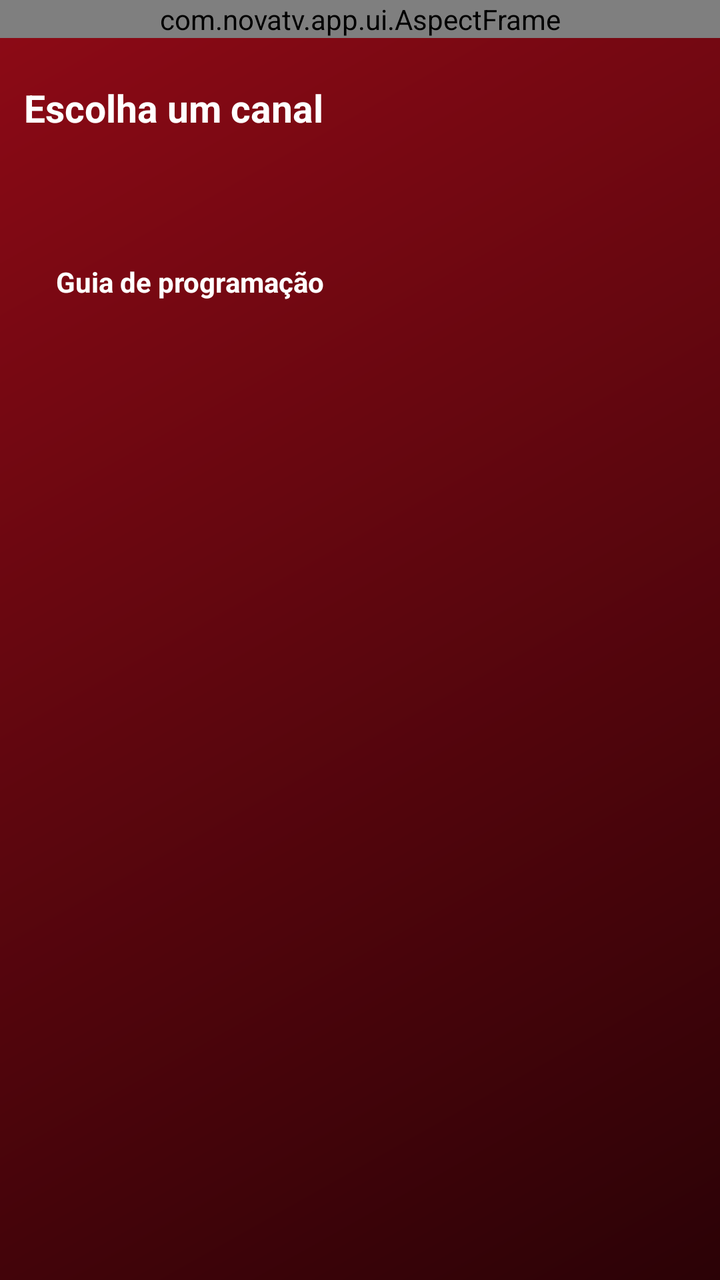
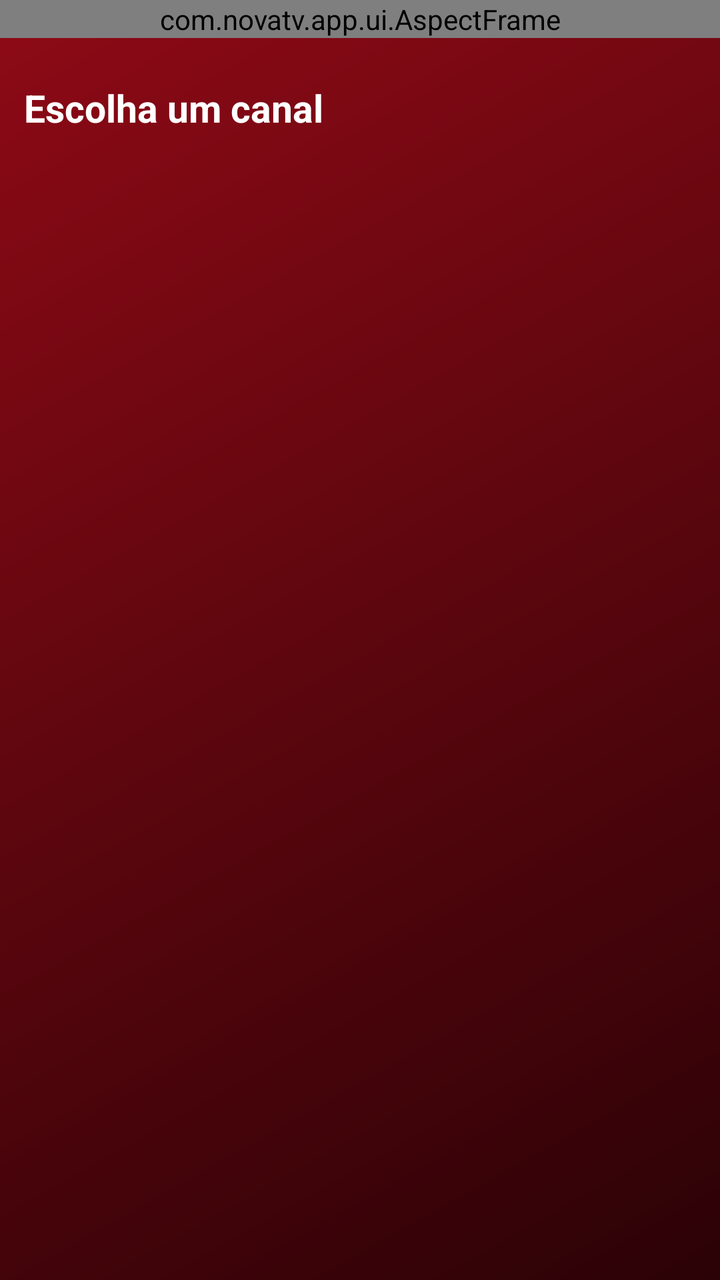

Compare the two renders of this Android layout. The source of the first and the diff that turns it into the second are given below.
<!-- AndroidManifest.xml: application theme AppTheme -->
<!-- res/layout/live_preview.xml -->
<?xml version="1.0" encoding="utf-8"?>
<LinearLayout xmlns:android="http://schemas.android.com/apk/res/android"
    xmlns:app="http://schemas.android.com/apk/res-auto"
    android:layout_width="match_parent"
    android:layout_height="wrap_content"
    android:orientation="vertical">

    <com.novatv.app.ui.AspectFrame
        android:id="@+id/previewBox"
        android:layout_width="match_parent"
        android:layout_height="wrap_content"
        android:background="#FF000000"
        android:focusable="true"
        android:clickable="true"
        app:ratio="0.5625">

        <androidx.media3.ui.PlayerView
            android:id="@+id/preview"
            android:layout_width="match_parent"
            android:layout_height="match_parent"
            android:focusable="false"
            app:resize_mode="fit"
            app:show_buffering="always"
            app:surface_type="texture_view"
            app:use_controller="false" />

        <ImageView
            android:id="@+id/previewLogo"
            android:layout_width="96dp"
            android:layout_height="64dp"
            android:layout_gravity="center"
            android:alpha="0.5"
            android:scaleType="fitCenter"
            android:src="@drawable/ic_tv" />

        <TextView
            android:id="@+id/previewMsg"
            android:layout_width="match_parent"
            android:layout_height="wrap_content"
            android:layout_gravity="bottom"
            android:background="#99000000"
            android:gravity="center"
            android:padding="8dp"
            android:textSize="13sp"
            android:visibility="gone" />

        <ImageView
            android:id="@+id/btnFav"
            android:layout_width="34dp"
            android:layout_height="34dp"
            android:layout_gravity="bottom|end"
            android:layout_marginEnd="50dp"
            android:layout_marginBottom="8dp"
            android:contentDescription="Favoritar"
            android:padding="7dp"
            android:src="@drawable/ic_heart"
            android:visibility="gone" />

        <ImageView
            android:id="@+id/btnFull"
            android:layout_width="34dp"
            android:layout_height="34dp"
            android:layout_gravity="bottom|end"
            android:layout_margin="8dp"
            android:contentDescription="Tela cheia"
            android:padding="7dp"
            android:src="@drawable/ic_fullscreen" />
    </com.novatv.app.ui.AspectFrame>

    <LinearLayout
        android:id="@+id/infoBox"
        android:layout_width="match_parent"
        android:layout_height="wrap_content"
        android:layout_marginTop="10dp"
        android:orientation="vertical"
        android:padding="12dp">

        <TextView
            android:id="@+id/nowName"
            android:layout_width="match_parent"
            android:layout_height="wrap_content"
            android:singleLine="true"
            android:ellipsize="end"
            android:text="Escolha um canal"
            android:textSize="19sp"
            android:textStyle="bold" />

        <TextView
            android:id="@+id/nowEpg"
            android:layout_width="match_parent"
            android:layout_height="wrap_content"
            android:layout_marginTop="4dp"
            android:ellipsize="end"
            android:maxLines="2"
            android:textSize="14sp" />

        <ProgressBar
            android:id="@+id/epgProgress"
            style="@android:style/Widget.Material.ProgressBar.Horizontal"
            android:layout_width="match_parent"
            android:layout_height="4dp"
            android:layout_marginTop="8dp"
            android:max="100"
            android:visibility="gone" />

        <TextView
            android:id="@+id/nextEpg"
            android:layout_width="match_parent"
            android:layout_height="wrap_content"
            android:layout_marginTop="6dp"
            android:alpha="0.75"
            android:ellipsize="end"
            android:singleLine="true"
            android:textSize="13sp" />

        <TextView
            android:id="@+id/btnGuide"
            android:layout_width="wrap_content"
            android:layout_height="wrap_content"
            android:layout_marginTop="10dp"
            android:clickable="true"
            android:focusable="true"
            android:paddingStart="16dp"
            android:paddingTop="8dp"
            android:paddingEnd="16dp"
            android:paddingBottom="8dp"
            android:text="Guia de programação"
            android:textSize="14sp"
            android:textStyle="bold" />
    </LinearLayout>
</LinearLayout>
<!-- resources referenced by this layout -->
<resources>
  <!-- drawable ic_fullscreen (drawable) -->
  <?xml version="1.0" encoding="utf-8"?>
  <vector xmlns:android="http://schemas.android.com/apk/res/android" android:width="24dp" android:height="24dp" android:viewportWidth="24" android:viewportHeight="24">
      <path android:fillColor="#FFFFFFFF" android:pathData="M7,14L5,14v5h5v-2L7,17v-3zM5,10h2L7,7h3L10,5L5,5v5zM17,17h-3v2h5v-5h-2v3zM14,5v2h3v3h2L19,5h-5z" />
  </vector>
  <!-- drawable ic_heart (drawable) -->
  <?xml version="1.0" encoding="utf-8"?>
  <vector xmlns:android="http://schemas.android.com/apk/res/android" android:width="24dp" android:height="24dp" android:viewportWidth="24" android:viewportHeight="24">
      <path android:fillColor="#FFFFFFFF" android:pathData="M12,21.35l-1.45,-1.32C5.4,15.36 2,12.28 2,8.5 2,5.42 4.42,3 7.5,3c1.74,0 3.41,0.81 4.5,2.09C13.09,3.81 14.76,3 16.5,3 19.58,3 22,5.42 22,8.5c0,3.78 -3.4,6.86 -8.55,11.54L12,21.35z" />
  </vector>
  <!-- drawable ic_tv (drawable) -->
  <?xml version="1.0" encoding="utf-8"?>
  <vector xmlns:android="http://schemas.android.com/apk/res/android" android:width="24dp" android:height="24dp" android:viewportWidth="24" android:viewportHeight="24">
      <path android:fillColor="#FFFFFFFF" android:pathData="M21,3H3c-1.1,0 -2,0.9 -2,2v12c0,1.1 0.9,2 2,2h5v2h8v-2h5c1.1,0 1.99,-0.9 1.99,-2L23,5c0,-1.1 -0.9,-2 -2,-2zM21,17H3V5h18v12z" />
  </vector>
  <style name="AppTheme" parent="android:Theme.Material.NoActionBar">
          <item name="android:windowBackground">@drawable/bg_default</item>
          <item name="android:colorPrimary">#E1061B</item>
          <item name="android:colorPrimaryDark">#000000</item>
          <item name="android:colorAccent">#E1061B</item>
          <item name="android:statusBarColor">#00000000</item>
          <item name="android:navigationBarColor">#000000</item>
          <item name="android:textColor">#FFFFFF</item>
          <item name="android:textColorPrimary">#FFFFFF</item>
          <item name="android:textColorSecondary">#CCFFFFFF</item>
          <item name="android:windowContentTransitions">false</item>
          <item name="android:windowActivityTransitions">false</item>
          <item name="android:windowAnimationStyle">@style/FadeAnim</item>
          <item name="android:fontFamily">sans-serif</item>
      </style>
  <!-- drawable bg_default (drawable) -->
  <?xml version="1.0" encoding="utf-8"?>
  <shape xmlns:android="http://schemas.android.com/apk/res/android">
      <gradient android:angle="315" android:startColor="#8E0A16" android:endColor="#2B0206" />
  </shape>
  <style name="FadeAnim" parent="android:Animation.Activity">
          <item name="android:activityOpenEnterAnimation">@android:anim/fade_in</item>
          <item name="android:activityOpenExitAnimation">@android:anim/fade_out</item>
          <item name="android:activityCloseEnterAnimation">@android:anim/fade_in</item>
          <item name="android:activityCloseExitAnimation">@android:anim/fade_out</item>
      </style>
</resources>

<!-- the commit's change to res/layout/live_preview.xml (unified diff, before → after) -->
@@ -43,6 +43,19 @@
             android:padding="8dp"
             android:textSize="13sp"
             android:visibility="gone" />
+
+        <ImageView
+            android:id="@+id/btnGuide"
+            android:layout_width="34dp"
+            android:layout_height="34dp"
+            android:layout_gravity="bottom|end"
+            android:layout_marginEnd="92dp"
+            android:layout_marginBottom="8dp"
+            android:contentDescription="Guia de programação"
+            android:focusable="true"
+            android:clickable="true"
+            android:padding="6dp"
+            android:src="@drawable/ic_calendar" />
 
         <ImageView
             android:id="@+id/btnFav"
@@ -112,20 +125,5 @@
             android:ellipsize="end"
             android:singleLine="true"
             android:textSize="13sp" />
-
-        <TextView
-            android:id="@+id/btnGuide"
-            android:layout_width="wrap_content"
-            android:layout_height="wrap_content"
-            android:layout_marginTop="10dp"
-            android:clickable="true"
-            android:focusable="true"
-            android:paddingStart="16dp"
-            android:paddingTop="8dp"
-            android:paddingEnd="16dp"
-            android:paddingBottom="8dp"
-            android:text="Guia de programação"
-            android:textSize="14sp"
-            android:textStyle="bold" />
     </LinearLayout>
 </LinearLayout>
<!-- resource entries referenced after the edit -->
@@ -1,5 +1,10 @@
 <!-- resources referenced by this layout -->
 <resources>
+  <!-- drawable ic_calendar (drawable) -->
+  <?xml version="1.0" encoding="utf-8"?>
+  <vector xmlns:android="http://schemas.android.com/apk/res/android" android:width="24dp" android:height="24dp" android:viewportWidth="24" android:viewportHeight="24">
+      <path android:fillColor="#FFFFFFFF" android:pathData="M20,3h-1V1h-2v2H7V1H5v2H4c-1.1,0 -2,0.9 -2,2v16c0,1.1 0.9,2 2,2h16c1.1,0 2,-0.9 2,-2V5c0,-1.1 -0.9,-2 -2,-2zM20,21H4V8h16v13z" />
+  </vector>
   <!-- drawable ic_fullscreen (drawable) -->
   <?xml version="1.0" encoding="utf-8"?>
   <vector xmlns:android="http://schemas.android.com/apk/res/android" android:width="24dp" android:height="24dp" android:viewportWidth="24" android:viewportHeight="24">
